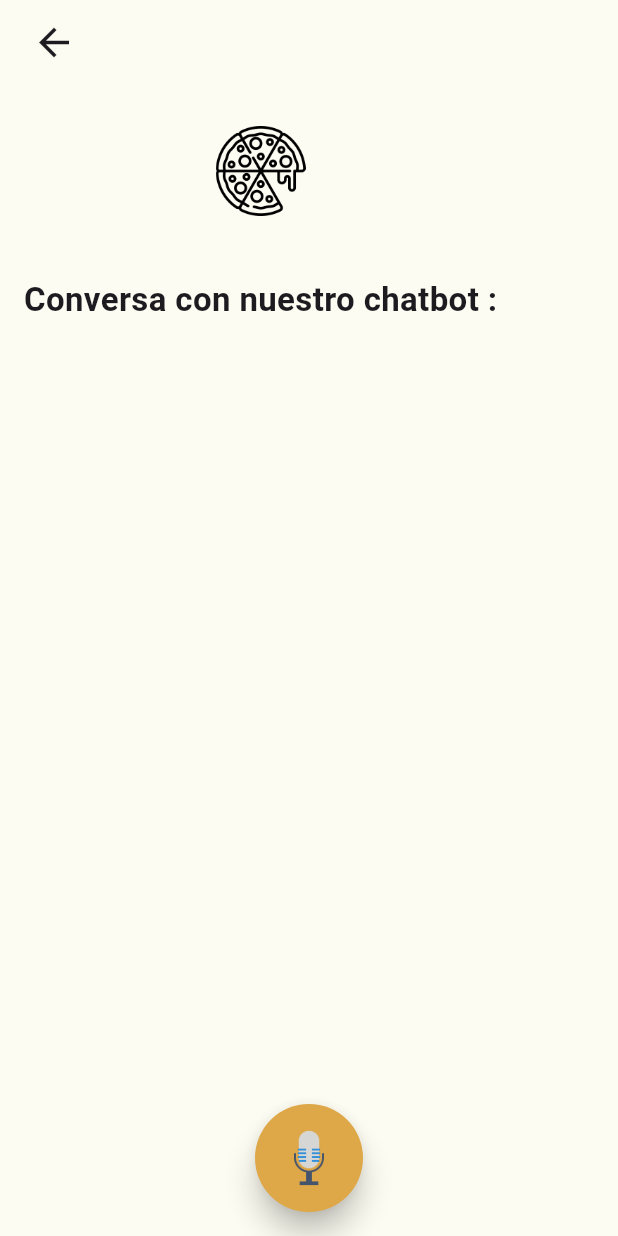
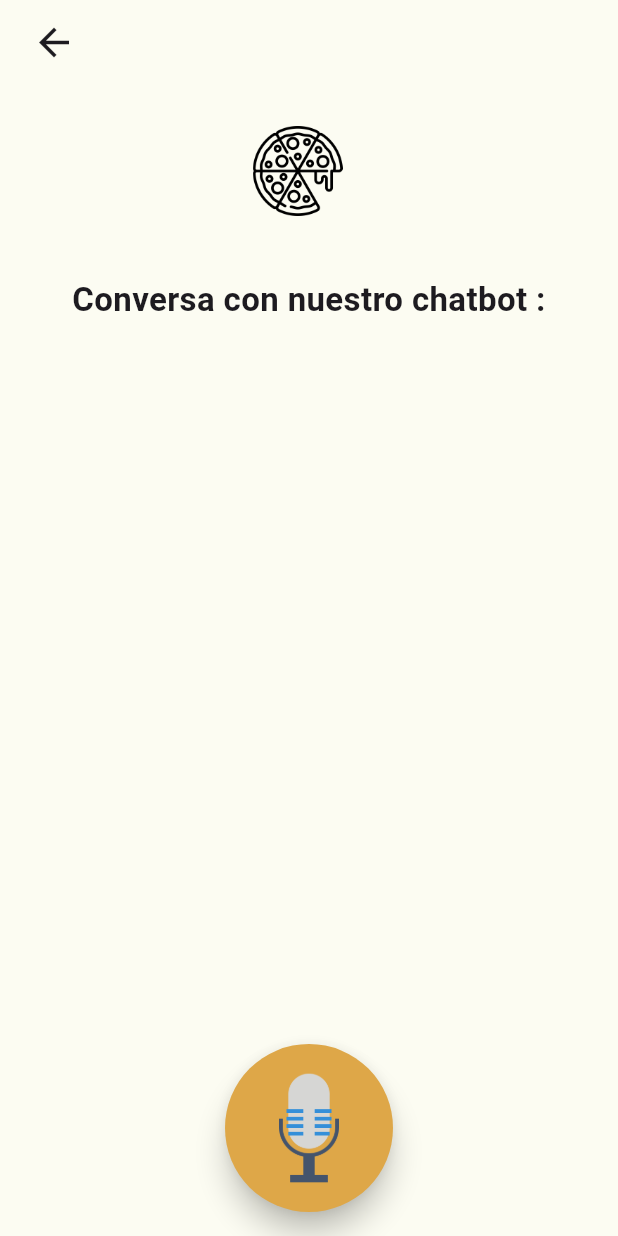
Before and after one commit to AmineBennani7/Smart-Voice-Restaurant-Assistant, a Flutter app: the ConversationPage screen opened by its route, on a phone screen of 412 x 824 dp. Run offline on Flutter 3.47's test engine with Material 3 defaults, Android fonts, the light colour scheme and no system bars; drawn by our look-alikes of avatar_glow; our stand-ins replace flutter_tts, google_fonts; missing offline and left inert: speech_to_text_google_dialog.

Commit message:
responsive conversation_page

```diff
--- a/frontend/mobile/mobile_order/lib/pages/conversation_page.dart
+++ b/frontend/mobile/mobile_order/lib/pages/conversation_page.dart
@@ -53,8 +53,8 @@
             padding: const EdgeInsets.all(16.0),
             child: Image.asset(
               'lib/images/microphone.png',
-                width: 40.0,
-                height: 40.0,
+              width: 80.0,
+              height: 80.0,
             ),
           ),
         ),
@@ -67,10 +67,16 @@
           crossAxisAlignment: CrossAxisAlignment.center,
           children: [
             SizedBox(height: 12.0),
-              Image.asset(
+            Align(
+              alignment: Alignment.center,
+              child: Padding(
+                padding: const EdgeInsets.only(right: 15.0),
+                child: Image.asset(
                   'lib/images/pizza.png',
                   width: 70.0,
                   height: 60.0,
+                ),
+              ),
             ),
             SizedBox(height: 40.0),
             Text(
@@ -90,6 +96,7 @@
     ),
   );
 }
+
 
   void toggleListening() async {
     setState(() {
```
Lines whose indentation alone changed are shown as unchanged.
